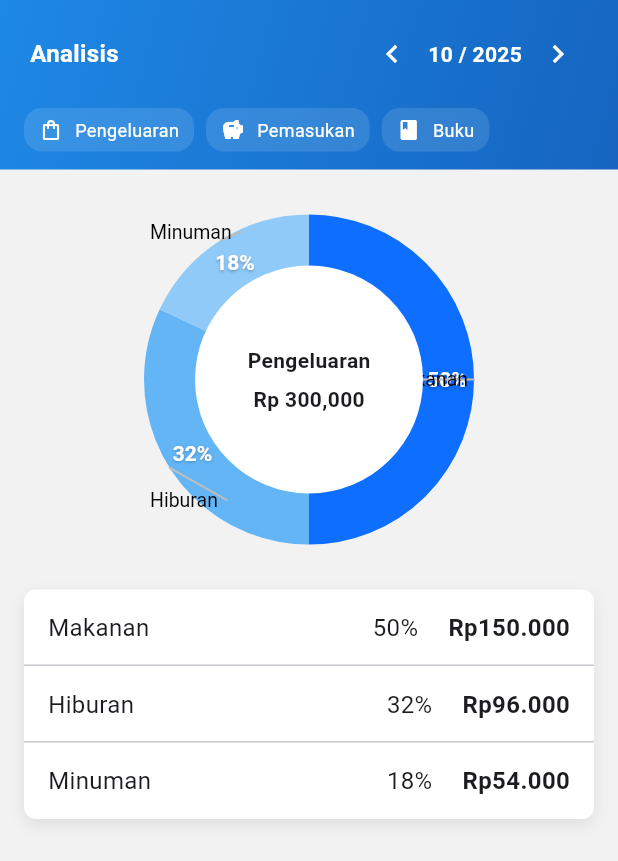
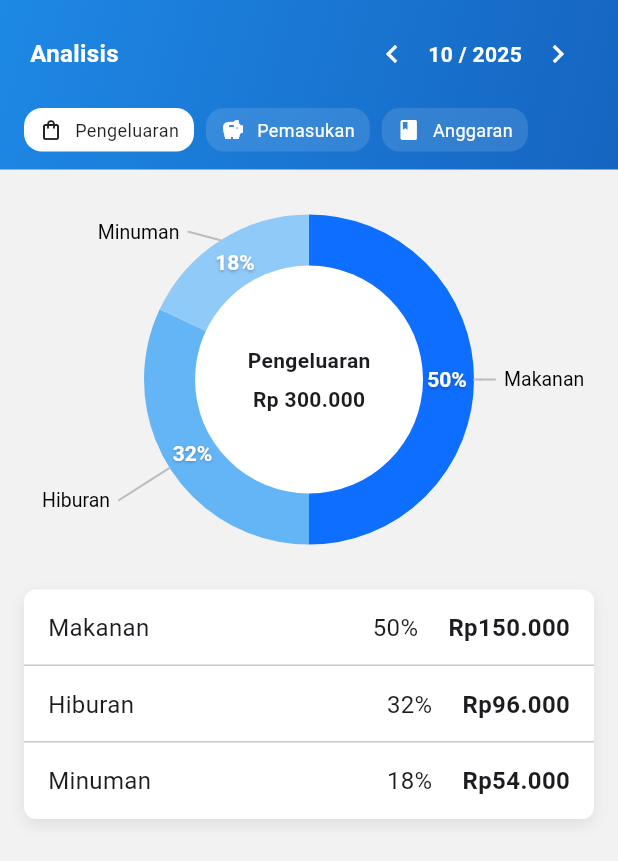
Before and after one commit to admiral-workumm/Your_moneyAPP, a Flutter app: the GrafikView screen opened directly, on a phone screen of 412 x 824 dp. Shown: the top 861 px of the screen. Run offline on Flutter 3.47's test engine with Material 3 defaults, Android fonts, the phone set to English and light mode, and no system bars; our stand-ins replace get.

Commit message:
Update UI Grafik Screen

```diff
--- a/lib/app/modules/grafik/views/grafik_view.dart
+++ b/lib/app/modules/grafik/views/grafik_view.dart
@@ -1,6 +1,9 @@
-import 'dart:math' as math;
+import 'package:flutter/material.dart';
+import '../widgets/donut_chart.dart';
+import '../widgets/small_chip.dart';
+import '../widgets/segment.dart';
 
-import 'package:flutter/material.dart';
+enum ChartType { pengeluaran, pemasukan, anggaran }
 
 class GrafikView extends StatefulWidget {
   const GrafikView({super.key});
@@ -14,10 +17,30 @@ class _GrafikViewState extends State<GrafikView> {
   static const _blueDark = Color(0xFF1565C0);
 
   // sample data (percent sum should be 100)
-  final List<_Segment> segments = const [
-    _Segment(name: 'Makanan', percent: 50, color: Color(0xFF0D6EFF)),
-    _Segment(name: 'Hiburan', percent: 32, color: Color(0xFF64B5F6)),
-    _Segment(name: 'Minuman', percent: 18, color: Color(0xFF90CAF9)),
+  final List<Segment> expenseSegments = const [
+    Segment(name: 'Makanan', percent: 50, color: Color(0xFF0D6EFF)),
+    Segment(name: 'Hiburan', percent: 32, color: Color(0xFF64B5F6)),
+    Segment(name: 'Minuman', percent: 18, color: Color(0xFF90CAF9)),
+  ];
+  final List<Segment> incomeSegments = const [
+    // gunakan palette biru juga agar konsisten
+    Segment(name: 'Gaji', percent: 70, color: Color(0xFF0D6EFF)),
+    Segment(name: 'Bonus', percent: 20, color: Color(0xFF64B5F6)),
+    Segment(name: 'Investasi', percent: 10, color: Color(0xFF90CAF9)),
+  ];
+  ChartType chartType = ChartType.pengeluaran;
+  List<Segment> get _segments =>
+      chartType == ChartType.pengeluaran ? expenseSegments : incomeSegments;
+
+  // sample anggaran data
+  final List<_Budget> _budgets = [
+    _Budget(
+      name: 'Makan Mingguan',
+      start: DateTime(2025, 1, 20),
+      end: DateTime(2025, 1, 25),
+      current: 100000,
+      limit: 200000,
+    ),
   ];
 
   int month = 10;
@@ -102,14 +125,33 @@ class _GrafikViewState extends State<GrafikView> {
                 const SizedBox(height: 12),
                 // small chips row
                 Row(
-                  children: const [
-                    _SmallChip(
+                  children: [
+                    SmallChip(
                       label: 'Pengeluaran',
-                        icon: Icons.shopping_bag_outlined),
-                    SizedBox(width: 8),
-                    _SmallChip(label: 'Pemasukan', icon: Icons.savings),
-                    SizedBox(width: 8),
-                    _SmallChip(label: 'Buku', icon: Icons.book),
+                      icon: Icons.shopping_bag_outlined,
+                      selected: chartType == ChartType.pengeluaran,
+                      onTap: () => setState(() {
+                        chartType = ChartType.pengeluaran;
+                      }),
+                    ),
+                    const SizedBox(width: 8),
+                    SmallChip(
+                      label: 'Pemasukan',
+                      icon: Icons.savings,
+                      selected: chartType == ChartType.pemasukan,
+                      onTap: () => setState(() {
+                        chartType = ChartType.pemasukan;
+                      }),
+                    ),
+                    const SizedBox(width: 8),
+                    SmallChip(
+                      label: 'Anggaran',
+                      icon: Icons.book,
+                      selected: chartType == ChartType.anggaran,
+                      onTap: () => setState(() {
+                        chartType = ChartType.anggaran;
+                      }),
+                    ),
                   ],
                 ),
               ],
@@ -123,62 +165,29 @@ class _GrafikViewState extends State<GrafikView> {
               padding: EdgeInsets.fromLTRB(16, 20, 16, bottomSpacer),
               child: Column(
                 children: [
+                  if (chartType != ChartType.anggaran) ...[
                     // donut chart with labels
-                  SizedBox(
-                    height: 240,
-                    child: Center(
-                      child: SizedBox(
-                        width: 220,
+                    DonutChart(
+                      segments: _segments,
+                      width: 320,
                       height: 220,
-                        child: Stack(
-                          alignment: Alignment.center,
+                      centerBuilder: (context) => Column(
+                        mainAxisSize: MainAxisSize.min,
                         children: [
-                            CustomPaint(
-                              size: const Size(220, 220),
-                              painter: _DonutPainter(segments: segments),
+                          Text(
+                            chartType == ChartType.pengeluaran
+                                ? 'Pengeluaran'
+                                : 'Pemasukan',
+                            style: const TextStyle(fontWeight: FontWeight.w700),
                           ),
-                            // inner white circle sized to match the painted donut hole
-                            Builder(builder: (ctx) {
-                              const double paintSize = 220.0;
-                              const double stroke = 36.0;
-                              final double radius = paintSize / 2;
-                              // outer arc center = radius - stroke/2; inner radius = outer - stroke
-                              // correct geometry:
-                              // drawArc used center radius = R - stroke/2, so
-                              // innermost arc edge = R - stroke
-                              final double arcInner = radius - stroke;
-                              // expand a couple pixels to ensure the center is fully white (covers anti-aliased gap)
-                              final double innerDiameter =
-                                  ((arcInner + 2.0) * 2).clamp(0.0, paintSize);
-                              return Container(
-                                width: innerDiameter,
-                                height: innerDiameter,
-                                decoration: BoxDecoration(
-                                    color: Colors.white,
-                                    shape: BoxShape.circle),
-                                alignment: Alignment.center,
-                                child: Column(
-                                  mainAxisSize: MainAxisSize.min,
-                                  children: const [
-                                    Text('Pengeluaran',
-                                        style: TextStyle(
-                                            fontWeight: FontWeight.w700)),
-                                    SizedBox(height: 6),
-                                    Text('Rp 300,000',
-                                        style: TextStyle(
-                                            fontWeight: FontWeight.w700)),
-                                  ],
-                                ),
-                              );
-                            }),
+                          const SizedBox(height: 6),
+                          Text(_totalLabel(),
+                              style:
+                                  const TextStyle(fontWeight: FontWeight.w700)),
                         ],
                       ),
                     ),
-                    ),
-                  ),
-
                     const SizedBox(height: 20),
-
                     // list of categories
                     Container(
                       decoration: BoxDecoration(
@@ -192,21 +201,31 @@ class _GrafikViewState extends State<GrafikView> {
                         ],
                       ),
                       child: Column(
-                      children: segments
+                        children: _segments
                             .map((s) => Column(
                                   children: [
                                     _CategoryRow(
                                         name: s.name,
                                         percent: '${s.percent}%',
                                         amount: _amountFor(s)),
-                                  if (s != segments.last)
+                                    if (s != _segments.last)
                                       const Divider(height: 0),
                                   ],
                                 ))
                             .toList(),
                       ),
                     ),
-
+                  ] else ...[
+                    // anggaran cards list
+                    Column(
+                      children: _budgets
+                          .map((b) => Padding(
+                                padding: const EdgeInsets.only(bottom: 16),
+                                child: _BudgetCard(budget: b),
+                              ))
+                          .toList(),
+                    ),
+                  ],
                   const SizedBox(height: 12),
                 ],
               ),
@@ -217,157 +236,21 @@ class _GrafikViewState extends State<GrafikView> {
     );
   }
 
-  String _amountFor(_Segment s) {
-    // fake amounts corresponding to percent (for demo)
-    final total = 300000;
+  String _amountFor(Segment s) {
+    final total = chartType == ChartType.pengeluaran ? 300000 : 500000;
     final a = (total * s.percent / 100).round();
     final formatted = a
         .toString()
         .replaceAllMapped(RegExp(r'\B(?=(\d{3})+(?!\d))'), (m) => '.');
     return 'Rp$formatted';
   }
-}
 
-class _Segment {
-  final String name;
-  final int percent;
-  final Color color;
-  const _Segment(
-      {required this.name, required this.percent, required this.color});
-
-  double get fraction => percent / 100.0;
-}
-
-class _DonutPainter extends CustomPainter {
-  final List<_Segment> segments;
-  const _DonutPainter({required this.segments});
-
-  @override
-  void paint(Canvas canvas, Size size) {
-    final rect = Offset.zero & size;
-    final center = rect.center;
-    final radius = math.min(size.width, size.height) / 2;
-    final stroke = 36.0;
-    final paint = Paint()
-      ..style = PaintingStyle.stroke
-      ..strokeWidth = stroke
-      ..strokeCap = StrokeCap.butt;
-
-    double start = -math.pi / 2; // top
-    for (final s in segments) {
-      final sweep = s.fraction * 2 * math.pi;
-      paint.shader = null;
-      paint.color = s.color;
-      canvas.drawArc(
-          Rect.fromCircle(center: center, radius: radius - stroke / 2),
-          start,
-          sweep,
-          false,
-          paint);
-
-      // percent text inside ring (center of stroke)
-      final mid = start + sweep / 2;
-      // compute correct ring geometry
-      final centerRadius = radius - stroke / 2; // where arc is centered
-      final arcOuter = radius; // outermost edge of arc
-      final pctRadius =
-          centerRadius; // middle of the ring (where percent should sit)
-      final pDx = center.dx + pctRadius * math.cos(mid);
-      final pDy = center.dy + pctRadius * math.sin(mid);
-      final percentText = TextSpan(
-        text: '${s.percent}%',
-        style: const TextStyle(
-            fontSize: 14,
-            fontWeight: FontWeight.w700,
-            color: Colors.white,
-            shadows: [
-              Shadow(blurRadius: 2, color: Colors.black26, offset: Offset(0, 1))
-            ]),
-      );
-      final tp =
-          TextPainter(text: percentText, textDirection: TextDirection.ltr);
-      tp.layout();
-      tp.paint(canvas, Offset(pDx - tp.width / 2, pDy - tp.height / 2));
-
-      // name label outside the ring (aligned left/right per side) with a short leader line
-      final nameText = TextSpan(
-          text: s.name,
-          style: const TextStyle(fontSize: 13, color: Colors.black));
-      final tn = TextPainter(text: nameText, textDirection: TextDirection.ltr);
-      tn.layout();
-
-      final nameRadius = arcOuter +
-          40.0; // distance from center for the name (moved further out)
-      final nDx = center.dx + nameRadius * math.cos(mid);
-      final nDy = center.dy + nameRadius * math.sin(mid);
-
-      // determine side and compute anchor so text doesn't overlap the arc
-      final bool onRight = math.cos(mid) >= 0;
-      double nX;
-      if (onRight) {
-        nX = nDx + 6; // small gap from radial line
-      } else {
-        nX = nDx - tn.width - 6; // align text to the left of the radial line
-      }
-      double nY = nDy - tn.height / 2;
-
-      // clamp to canvas bounds
-      nX = nX.clamp(4.0, size.width - tn.width - 4.0);
-      nY = nY.clamp(4.0, size.height - tn.height - 4.0);
-
-      // leader line from arc outer to a point near the text
-      final arcPoint = Offset(center.dx + arcOuter * math.cos(mid),
-          center.dy + arcOuter * math.sin(mid));
-      final labelAttach = onRight
-          ? Offset(nX - 6, nY + tn.height / 2)
-          : Offset(nX + tn.width + 6, nY + tn.height / 2);
-      final linePaint = Paint()
-        ..color = Colors.grey.shade400
-        ..style = PaintingStyle.stroke
-        ..strokeWidth = 1.4
-        ..strokeCap = StrokeCap.round;
-      // draw a short straight line then a horizontal cap to the text
-      // midPoint closer to the arc to make the leader line subtle but visible
-      final midPoint = Offset(
-          arcPoint.dx + (labelAttach.dx - arcPoint.dx) * 0.35,
-          arcPoint.dy + (labelAttach.dy - arcPoint.dy) * 0.35);
-      canvas.drawLine(arcPoint, midPoint, linePaint);
-      canvas.drawLine(midPoint, labelAttach, linePaint);
-
-      // paint the name
-      tn.paint(canvas, Offset(nX, nY));
-
-      start += sweep;
-    }
-  }
-
-  @override
-  bool shouldRepaint(covariant CustomPainter oldDelegate) => true;
-}
-
-class _SmallChip extends StatelessWidget {
-  final String label;
-  final IconData icon;
-  const _SmallChip({required this.label, required this.icon});
-
-  @override
-  Widget build(BuildContext context) {
-    return Container(
-      padding: const EdgeInsets.symmetric(horizontal: 10, vertical: 6),
-      decoration: BoxDecoration(
-        color: Colors.white.withOpacity(0.12),
-        borderRadius: BorderRadius.circular(12),
-      ),
-      child: Row(
-        mainAxisSize: MainAxisSize.min,
-        children: [
-          Icon(icon, size: 16, color: Colors.white),
-          const SizedBox(width: 8),
-          Text(label,
-              style: const TextStyle(color: Colors.white, fontSize: 12)),
-        ],
-      ),
-    );
+  String _totalLabel() {
+    final total = chartType == ChartType.pengeluaran ? 300000 : 500000;
+    final formatted = total
+        .toString()
+        .replaceAllMapped(RegExp(r'\B(?=(\d{3})+(?!\d))'), (m) => '.');
+    return 'Rp $formatted';
   }
 }
 
@@ -395,3 +278,142 @@ class _CategoryRow extends StatelessWidget {
     );
   }
 }
+
+// Budget model
+class _Budget {
+  final String name;
+  final DateTime start;
+  final DateTime end;
+  final int current;
+  final int limit;
+  const _Budget({
+    required this.name,
+    required this.start,
+    required this.end,
+    required this.current,
+    required this.limit,
+  });
+  double get progress => limit == 0 ? 0 : current / limit;
+}
+
+// Budget card widget
+class _BudgetCard extends StatelessWidget {
+  final _Budget budget;
+  static const _blue = Color(0xFF0D6EFF);
+  const _BudgetCard({required this.budget});
+
+  String _fmt(int v) => v
+      .toString()
+      .replaceAllMapped(RegExp(r'\B(?=(\d{3})+(?!\d))'), (m) => '.');
+
+  String _dateFmt(DateTime d) =>
+      '${d.day.toString().padLeft(2, '0')} / ${d.year}'; // sesuai contoh screenshot
+
+  @override
+  Widget build(BuildContext context) {
+    return Container(
+      padding: const EdgeInsets.fromLTRB(16, 14, 16, 16),
+      decoration: BoxDecoration(
+        color: Colors.white,
+        borderRadius: BorderRadius.circular(12),
+        boxShadow: const [
+          BoxShadow(
+              color: Color(0x14000000), blurRadius: 10, offset: Offset(0, 4))
+        ],
+      ),
+      child: Column(
+        crossAxisAlignment: CrossAxisAlignment.start,
+        children: [
+          Row(
+            children: [
+              Expanded(
+                child: Text(budget.name,
+                    style: const TextStyle(
+                        fontSize: 16, fontWeight: FontWeight.w600)),
+              ),
+              Column(
+                children: const [
+                  Icon(Icons.notifications_active_outlined, color: _blue),
+                  SizedBox(height: 4),
+                  Text('Anggaran',
+                      style: TextStyle(
+                          color: _blue,
+                          fontSize: 12,
+                          fontWeight: FontWeight.w600)),
+                ],
+              ),
+            ],
+          ),
+          const SizedBox(height: 12),
+          Row(
+            children: [
+              const Icon(Icons.calendar_today_outlined, size: 18, color: _blue),
+              const SizedBox(width: 8),
+              Text('${_dateFmt(budget.start)} ~ ${_dateFmt(budget.end)}',
+                  style: const TextStyle(fontSize: 13)),
+            ],
+          ),
+          const SizedBox(height: 12),
+          LayoutBuilder(
+            builder: (context, c) {
+              final pct = budget.progress.clamp(0, 1);
+              final barWidth = c.maxWidth;
+              final filled = barWidth * pct;
+              return Stack(
+                alignment: Alignment.center,
+                children: [
+                  Container(
+                    height: 26,
+                    decoration: BoxDecoration(
+                      color: Colors.grey.shade300,
+                      borderRadius: BorderRadius.circular(30),
+                    ),
+                  ),
+                  Positioned(
+                    left: 0,
+                    child: Container(
+                      height: 26,
+                      width: filled,
+                      decoration: BoxDecoration(
+                        color: _blue,
+                        borderRadius: BorderRadius.circular(30),
+                      ),
+                    ),
+                  ),
+                  Padding(
+                    padding: const EdgeInsets.symmetric(horizontal: 12),
+                    child: Row(
+                      children: [
+                        Text('Rp ${_fmt(budget.current)}',
+                            style: const TextStyle(
+                                color: Colors.white,
+                                fontSize: 12,
+                                fontWeight: FontWeight.w600)),
+                        const Spacer(),
+                        Container(
+                          padding: const EdgeInsets.symmetric(
+                              horizontal: 8, vertical: 4),
+                          decoration: BoxDecoration(
+                            color: Colors.black.withOpacity(0.1),
+                            borderRadius: BorderRadius.circular(12),
+                          ),
+                          child: Text('${(pct * 100).round()}%',
+                              style: const TextStyle(
+                                  fontSize: 12, fontWeight: FontWeight.w600)),
+                        ),
+                        const Spacer(),
+                        Text('Rp ${_fmt(budget.limit)}',
+                            style: const TextStyle(
+                                fontSize: 12, fontWeight: FontWeight.w600)),
+                      ],
+                    ),
+                  ),
+                ],
+              );
+            },
+          ),
+        ],
+      ),
+    );
+  }
+}
--- /dev/null
+++ b/lib/app/modules/grafik/widgets/donut_chart.dart
@@ -0,0 +1,157 @@
+import 'dart:math' as math;
+import 'package:flutter/material.dart';
+import 'segment.dart';
+
+class DonutChart extends StatelessWidget {
+  final List<Segment> segments;
+  final double width;
+  final double height;
+  final WidgetBuilder centerBuilder;
+  final double strokeWidth;
+  const DonutChart({
+    super.key,
+    required this.segments,
+    required this.width,
+    required this.height,
+    required this.centerBuilder,
+    this.strokeWidth = 36.0,
+  });
+
+  @override
+  Widget build(BuildContext context) {
+    return SizedBox(
+      height: height + 20, // extra for labels outside
+      child: Center(
+        child: SizedBox(
+          width: width,
+          height: height,
+          child: Stack(
+            alignment: Alignment.center,
+            children: [
+              CustomPaint(
+                size: Size(width, height),
+                painter: _DonutPainter(segments: segments, stroke: strokeWidth),
+              ),
+              // inner hole cover
+              Builder(builder: (ctx) {
+                final paintSize = math.min(width, height);
+                final radius = paintSize / 2;
+                final arcInner =
+                    radius - strokeWidth; // inner edge of painted ring
+                final innerDiameter =
+                    ((arcInner + 2.0) * 2).clamp(0.0, paintSize);
+                return Container(
+                  width: innerDiameter,
+                  height: innerDiameter,
+                  decoration: const BoxDecoration(
+                      color: Colors.white, shape: BoxShape.circle),
+                  alignment: Alignment.center,
+                  child: centerBuilder(ctx),
+                );
+              }),
+            ],
+          ),
+        ),
+      ),
+    );
+  }
+}
+
+class _DonutPainter extends CustomPainter {
+  final List<Segment> segments;
+  final double stroke;
+  const _DonutPainter({required this.segments, required this.stroke});
+
+  @override
+  void paint(Canvas canvas, Size size) {
+    final rect = Offset.zero & size;
+    final center = rect.center;
+    final radius = math.min(size.width, size.height) / 2;
+    final paint = Paint()
+      ..style = PaintingStyle.stroke
+      ..strokeWidth = stroke
+      ..strokeCap = StrokeCap.butt;
+
+    double start = -math.pi / 2; // start from top
+    for (final s in segments) {
+      final sweep = s.fraction * 2 * math.pi;
+      paint.color = s.color;
+      canvas.drawArc(
+        Rect.fromCircle(center: center, radius: radius - stroke / 2),
+        start,
+        sweep,
+        false,
+        paint,
+      );
+
+      final mid = start + sweep / 2;
+      final centerRadius = radius - stroke / 2;
+      final arcOuter = radius;
+
+      // percent text
+      final pDx = center.dx + centerRadius * math.cos(mid);
+      final pDy = center.dy + centerRadius * math.sin(mid);
+      final tp = TextPainter(
+        text: TextSpan(
+          text: '${s.percent}%',
+          style: const TextStyle(
+            fontSize: 14,
+            fontWeight: FontWeight.w700,
+            color: Colors.white,
+            shadows: [
+              Shadow(blurRadius: 2, color: Colors.black26, offset: Offset(0, 1))
+            ],
+          ),
+        ),
+        textDirection: TextDirection.ltr,
+      )..layout();
+      tp.paint(canvas, Offset(pDx - tp.width / 2, pDy - tp.height / 2));
+
+      // name label outside
+      final tn = TextPainter(
+        text: TextSpan(
+            text: s.name,
+            style: const TextStyle(fontSize: 13, color: Colors.black)),
+        textDirection: TextDirection.ltr,
+      )..layout();
+      final nameRadius = arcOuter + 40.0;
+      final nDx = center.dx + nameRadius * math.cos(mid);
+      final nDy = center.dy + nameRadius * math.sin(mid);
+      final onRight = math.cos(mid) >= 0;
+      final arcPoint = Offset(center.dx + arcOuter * math.cos(mid),
+          center.dy + arcOuter * math.sin(mid));
+      double nX;
+      if (onRight) {
+        final ideal = nDx + 6;
+        final overflow = ideal + tn.width + 4 > size.width;
+        nX = overflow ? (arcPoint.dx + 20) : ideal;
+      } else {
+        nX = nDx - tn.width - 6;
+      }
+      double nY = nDy - tn.height / 2;
+      nY = nY.clamp(4.0, size.height - tn.height - 4.0);
+
+      final labelAttach = onRight
+          ? Offset(nX - 6, nY + tn.height / 2)
+          : Offset(nX + tn.width + 6, nY + tn.height / 2);
+      final linePaint = Paint()
+        ..color = Colors.grey.shade400
+        ..style = PaintingStyle.stroke
+        ..strokeWidth = 1.4
+        ..strokeCap = StrokeCap.round;
+      final midPoint = Offset(
+        arcPoint.dx + (labelAttach.dx - arcPoint.dx) * 0.35,
+        arcPoint.dy + (labelAttach.dy - arcPoint.dy) * 0.35,
+      );
+      canvas.drawLine(arcPoint, midPoint, linePaint);
+      canvas.drawLine(midPoint, labelAttach, linePaint);
+
+      tn.paint(canvas, Offset(nX, nY));
+
+      start += sweep;
+    }
+  }
+
+  @override
+  bool shouldRepaint(covariant _DonutPainter oldDelegate) => true;
+}
--- /dev/null
+++ b/lib/app/modules/grafik/widgets/segment.dart
@@ -0,0 +1,10 @@
+import 'package:flutter/material.dart';
+
+class Segment {
+  final String name;
+  final int percent; // 0-100
+  final Color color;
+  const Segment(
+      {required this.name, required this.percent, required this.color});
+  double get fraction => percent / 100.0;
+}
--- /dev/null
+++ b/lib/app/modules/grafik/widgets/small_chip.dart
@@ -0,0 +1,41 @@
+import 'package:flutter/material.dart';
+
+class SmallChip extends StatelessWidget {
+  final String label;
+  final IconData icon;
+  final bool selected;
+  final VoidCallback onTap;
+  const SmallChip({
+    super.key,
+    required this.label,
+    required this.icon,
+    required this.selected,
+    required this.onTap,
+  });
+
+  @override
+  Widget build(BuildContext context) {
+    final bgColor = selected ? Colors.white : Colors.white.withOpacity(0.12);
+    final textColor = selected ? Colors.black87 : Colors.white;
+    final iconColor = selected ? Colors.black87 : Colors.white;
+    return InkWell(
+      onTap: onTap,
+      borderRadius: BorderRadius.circular(12),
+      child: Container(
+        padding: const EdgeInsets.symmetric(horizontal: 10, vertical: 6),
+        decoration: BoxDecoration(
+          color: bgColor,
+          borderRadius: BorderRadius.circular(12),
+        ),
+        child: Row(
+          mainAxisSize: MainAxisSize.min,
+          children: [
+            Icon(icon, size: 16, color: iconColor),
+            const SizedBox(width: 8),
+            Text(label, style: TextStyle(color: textColor, fontSize: 12)),
+          ],
+        ),
+      ),
+    );
+  }
+}
```
Lines whose indentation alone changed are shown as unchanged.
